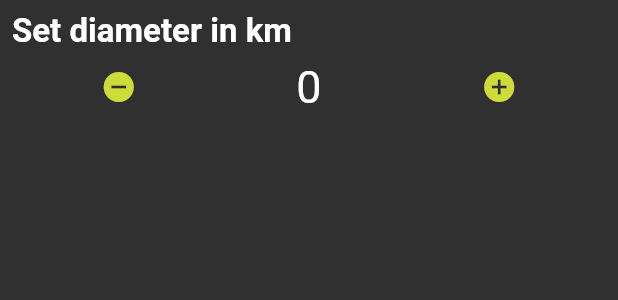
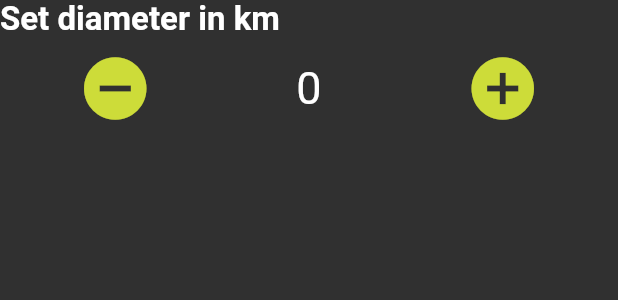
Before and after one commit to danielcontro/step-bit, a Flutter app: the QuantityInput widget shown alone on an empty page, opened directly with empty values, on a phone screen of 412 x 824 dp. Shown: the top 300 px of the screen. Run offline on Flutter 3.47's test engine with Material 2 defaults, Android fonts, the phone set to English and light mode, and no system bars; our stand-ins replace dio, flutter_animate, flutter_secure_storage, geolocator, google_maps_flutter, jwt_decoder; missing offline and left inert: activity_ring, animated_digit, dio_cache_interceptor; accounts and stored records are empty.

Commit message:
update size buttons quantity input

```diff
--- a/lib/widgets/quantity_input.dart
+++ b/lib/widgets/quantity_input.dart
@@ -33,11 +33,9 @@ class _QuantityInput extends State<QuantityInput> {
 
   @override
   Widget build(BuildContext context) {
-    return ListView(
-      scrollDirection: Axis.vertical,
-      shrinkWrap: true,
-      padding: const EdgeInsets.all(8),
-      children: <Widget>[
+    return Column(
+      crossAxisAlignment: CrossAxisAlignment.start,
+      children: [
         const Text(
           "Set diameter in km",
           style: TextStyle(fontSize: 22, fontWeight: FontWeight.bold),
@@ -46,6 +44,7 @@ class _QuantityInput extends State<QuantityInput> {
           mainAxisAlignment: MainAxisAlignment.spaceAround,
           children: [
             IconButton(
+                iconSize: 50,
                 onPressed: () {
                   setState(() {
                     if (_currentValue > widget.min) {
@@ -63,6 +62,7 @@ class _QuantityInput extends State<QuantityInput> {
               style: const TextStyle(fontSize: 30),
             ),
             IconButton(
+                iconSize: 50,
                 onPressed: () {
                   setState(() {
                     if (_currentValue < widget.max) {
```
Also changed, not shown: lib/screens/homepage.dart (+5 -3 lines), lib/screens/map.dart (+45 -1 lines), lib/screens/start_activity.dart (+8 -7 lines).
